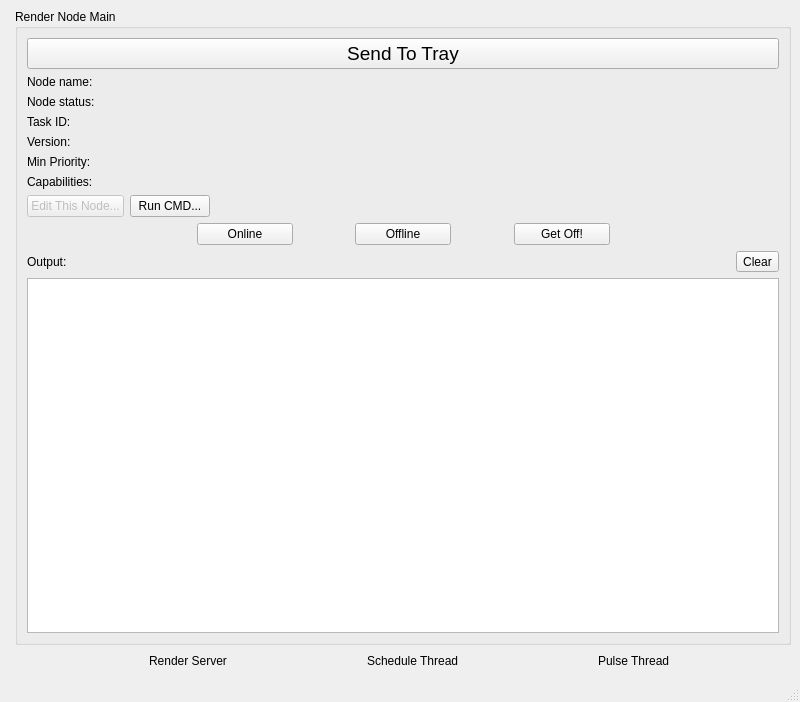
david2777/DPS_Hydra, file ui/UI_RenderNodeMain.ui: the form before one commit.
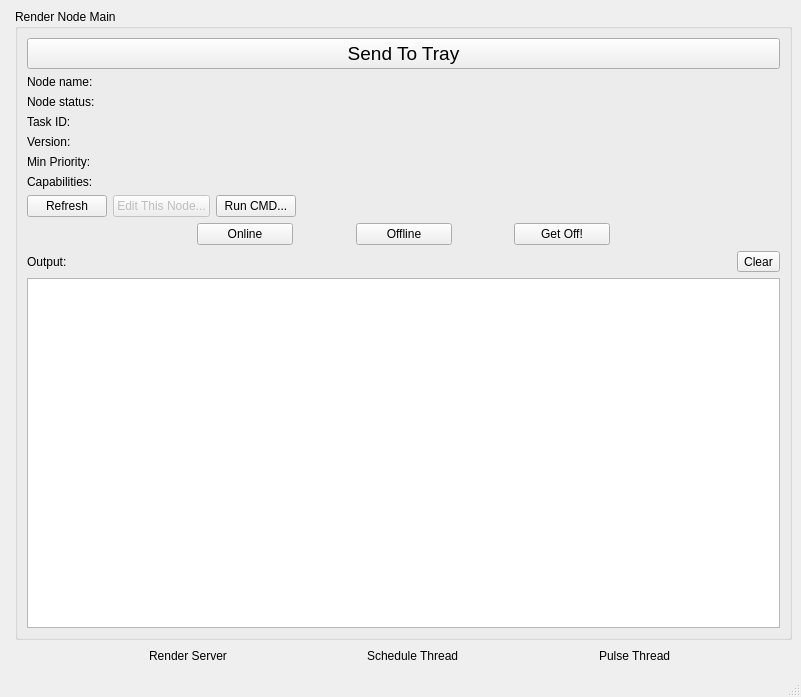
The form after the commit. Icons and pictures are not drawn.

Commit message: Add refresh button and context menu/tooltip

What changed in the file:
```diff
--- a/ui/UI_RenderNodeMain.ui
+++ b/ui/UI_RenderNodeMain.ui
@@ -6,8 +6,8 @@
    <rect>
     <x>0</x>
     <y>0</y>
-    <width>800</width>
-    <height>702</height>
+    <width>801</width>
+    <height>697</height>
    </rect>
   </property>
   <property name="windowTitle">
@@ -41,7 +41,7 @@
          </property>
         </widget>
        </item>
-       <item row="2" column="0" colspan="2">
+       <item row="1" column="0" colspan="2">
         <layout class="QFormLayout" name="formLayout_thisNodeLabels">
          <property name="fieldGrowthPolicy">
           <enum>QFormLayout::AllNonFixedFieldsGrow</enum>
@@ -132,7 +132,55 @@
          </item>
         </layout>
        </item>
-       <item row="4" column="0" colspan="2">
+       <item row="2" column="0" colspan="2">
+        <layout class="QHBoxLayout" name="horizontalLayout_6">
+         <item>
+          <widget class="QPushButton" name="refreshButton">
+           <property name="text">
+            <string>Refresh</string>
+           </property>
+           <property name="icon">
+            <iconset>
+             <normaloff>../images/refresh.png</normaloff>../images/refresh.png</iconset>
+           </property>
+           <property name="checkable">
+            <bool>false</bool>
+           </property>
+          </widget>
+         </item>
+         <item>
+          <widget class="QPushButton" name="editThisNodeButton">
+           <property name="enabled">
+            <bool>false</bool>
+           </property>
+           <property name="text">
+            <string>Edit This Node...</string>
+           </property>
+          </widget>
+         </item>
+         <item>
+          <widget class="QPushButton" name="runCmdButton">
+           <property name="text">
+            <string>Run CMD...</string>
+           </property>
+          </widget>
+         </item>
+         <item>
+          <spacer name="horizontalSpacer_14">
+           <property name="orientation">
+            <enum>Qt::Horizontal</enum>
+           </property>
+           <property name="sizeHint" stdset="0">
+            <size>
+             <width>40</width>
+             <height>20</height>
+            </size>
+           </property>
+          </spacer>
+         </item>
+        </layout>
+       </item>
+       <item row="3" column="0" colspan="2">
         <layout class="QHBoxLayout" name="buttonLayout">
          <item>
           <spacer name="horizontalSpacer_9">
@@ -279,14 +327,14 @@
          </item>
         </layout>
        </item>
-       <item row="5" column="0">
+       <item row="4" column="0">
         <widget class="QLabel" name="outputLabel">
          <property name="text">
           <string>Output:</string>
          </property>
         </widget>
        </item>
-       <item row="5" column="1">
+       <item row="4" column="1">
         <layout class="QHBoxLayout" name="horizontalLayout">
          <item>
           <spacer name="horizontalSpacer_13">
@@ -319,7 +367,7 @@
          </item>
         </layout>
        </item>
-       <item row="6" column="0" colspan="2">
+       <item row="5" column="0" colspan="2">
         <widget class="QTextEdit" name="outputTextEdit">
          <property name="minimumSize">
           <size>
@@ -332,40 +380,6 @@
          </property>
         </widget>
        </item>
-       <item row="3" column="0" colspan="2">
-        <layout class="QHBoxLayout" name="horizontalLayout_6">
-         <item>
-          <widget class="QPushButton" name="editThisNodeButton">
-           <property name="enabled">
-            <bool>false</bool>
-           </property>
-           <property name="text">
-            <string>Edit This Node...</string>
-           </property>
-          </widget>
-         </item>
-         <item>
-          <widget class="QPushButton" name="runCmdButton">
-           <property name="text">
-            <string>Run CMD...</string>
-           </property>
-          </widget>
-         </item>
-         <item>
-          <spacer name="horizontalSpacer_14">
-           <property name="orientation">
-            <enum>Qt::Horizontal</enum>
-           </property>
-           <property name="sizeHint" stdset="0">
-            <size>
-             <width>40</width>
-             <height>20</height>
-            </size>
-           </property>
-          </spacer>
-         </item>
-        </layout>
-       </item>
       </layout>
      </widget>
     </item>
```
The commit also changes 3 other files.
